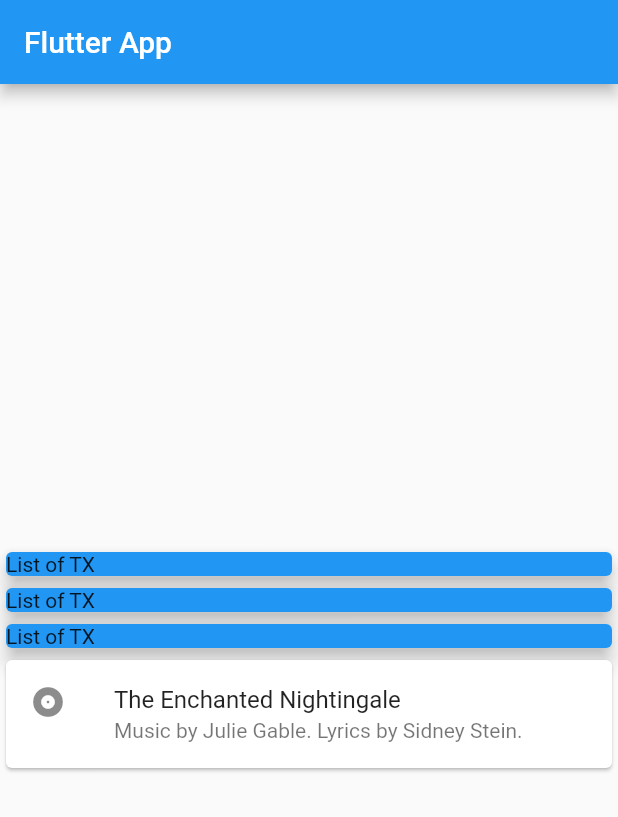
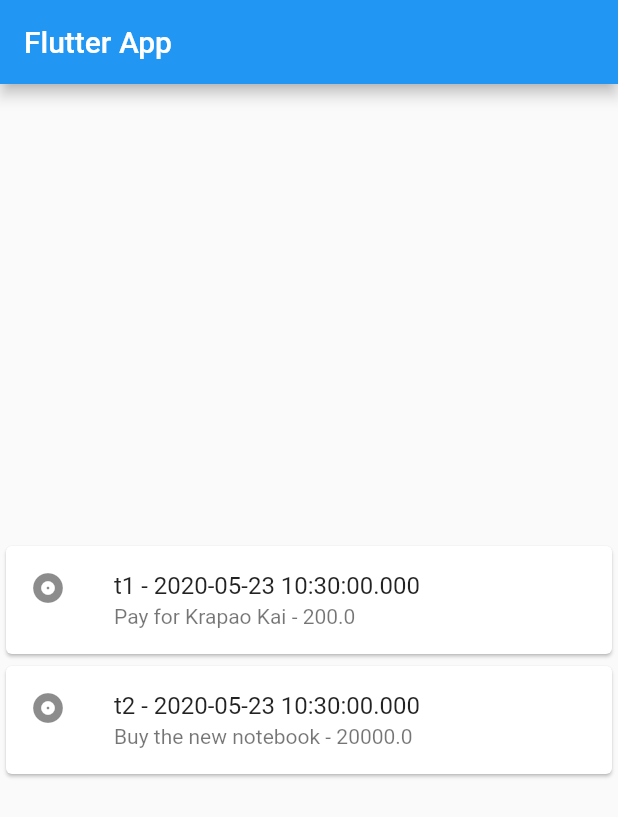
Before and after one commit to is200043/flutter_lab, a Flutter app: the screen it shows after launch, on a phone screen of 412 x 824 dp. Shown: the top 817 px of the screen. Run offline on Flutter 3.47's test engine with Material 2 defaults, Android fonts, the phone set to English and light mode, and no system bars.

Commit message:
map.list

```diff
--- a/lib/main.dart
+++ b/lib/main.dart
@@ -1,4 +1,5 @@
 import 'package:flutter/material.dart';
+import './transaction.dart';
 
 void main() {
   runApp(MyApp());
@@ -12,6 +13,19 @@ class MyApp extends StatelessWidget {
 }
 
 class MyHomePage extends StatelessWidget {
+  final List<Transaction> transactions = [
+    Transaction(
+        id: 't1',
+        title: 'Pay for Krapao Kai',
+        amount: 200,
+        date: DateTime.now()),
+    Transaction(
+        id: 't2',
+        title: 'Buy the new notebook',
+        amount: 20000,
+        date: DateTime.now()),
+  ];
+
   @override
   Widget build(BuildContext context) {
     return Scaffold(
@@ -21,37 +35,21 @@ class MyHomePage extends StatelessWidget {
       body: Column(
           mainAxisAlignment: MainAxisAlignment.center,
           crossAxisAlignment: CrossAxisAlignment.stretch,
-        children: <Widget>[
-          Card(
-            color: Colors.blue,
-            elevation: 5,
-            child: Text('List of TX'),
-          ),
-          Card(
-            color: Colors.blue,
-            elevation: 5,
-            child: Text('List of TX'),
-          ),
-          Card(
-            color: Colors.blue,
-            elevation: 5,
-            child: Text('List of TX'),
-          ),
-          Card(
+          children: transactions.map((tx) {
+            return Card(
               child: Column(
                 mainAxisSize: MainAxisSize.min,
                 children: <Widget>[
-                const ListTile(
+                  ListTile(
                     leading: Icon(Icons.album),
-                  title: Text('The Enchanted Nightingale'),
+                    title: Text("${tx.id} - ${tx.date.toString()}"),
                     subtitle:
-                      Text('Music by Julie Gable. Lyrics by Sidney Stein.'),
-                ),
-              ],
-            ),
+                        Text("${tx.title} - ${tx.amount.toString()}"),
                   ),
                 ],
               ),
             );
+          }).toList()),
+    );
   }
 }
--- /dev/null
+++ b/lib/transaction.dart
@@ -0,0 +1,14 @@
+import 'package:flutter/foundation.dart';
+
+class Transaction {
+  final String id;
+  final String title;
+  final double amount;
+  final DateTime date;
+
+  Transaction(
+      {@required this.id,
+      @required this.title,
+      @required this.amount,
+      @required this.date});
+}
```
Lines whose indentation alone changed are shown as unchanged.
